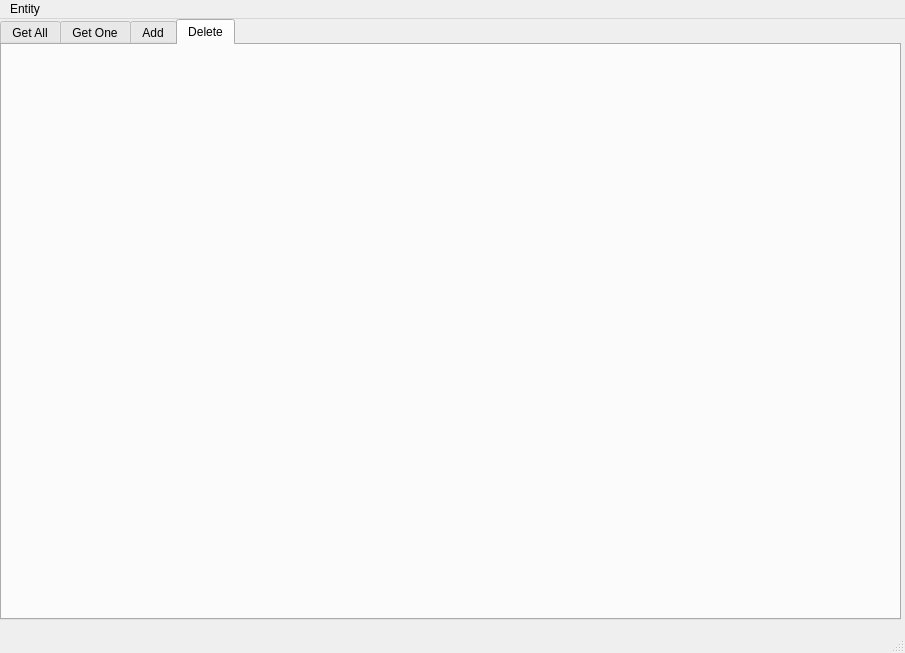
Old version of the form forms/mainWindow.ui in the repository DNRAWW/Bank_db_management.
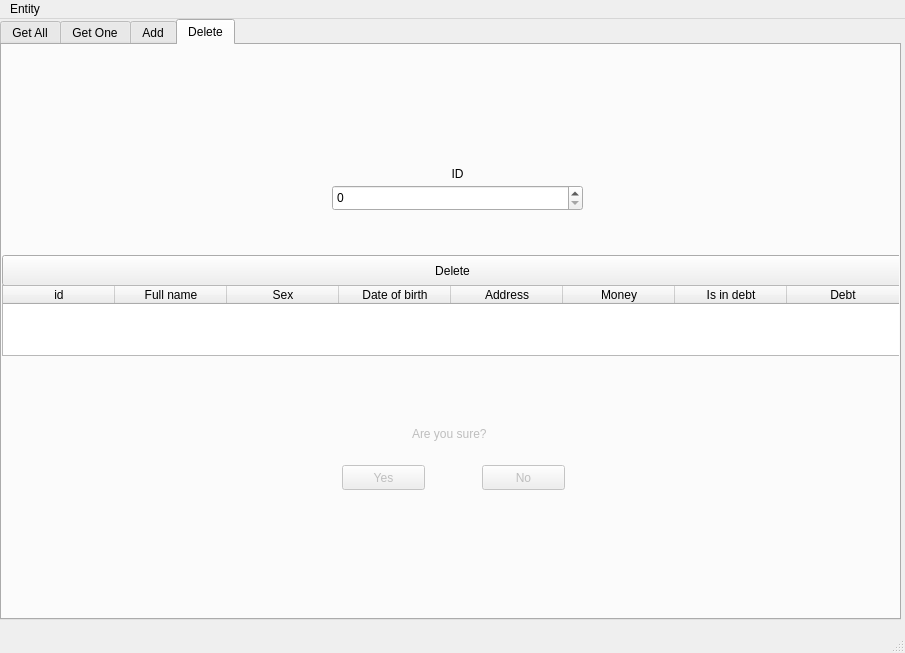
New version of the form. The open tabs and pages were chosen to show the change.

Commit message: delete tab

```diff
--- a/forms/mainWindow.ui
+++ b/forms/mainWindow.ui
@@ -246,6 +246,174 @@
      <attribute name="title">
       <string>Delete</string>
      </attribute>
+     <widget class="QLabel" name="ErrorLable_Delete">
+      <property name="geometry">
+       <rect>
+        <x>270</x>
+        <y>340</y>
+        <width>291</width>
+        <height>20</height>
+       </rect>
+      </property>
+      <property name="text">
+       <string/>
+      </property>
+     </widget>
+     <widget class="QPushButton" name="deleteButton">
+      <property name="geometry">
+       <rect>
+        <x>0</x>
+        <y>210</y>
+        <width>901</width>
+        <height>31</height>
+       </rect>
+      </property>
+      <property name="text">
+       <string>Delete</string>
+      </property>
+     </widget>
+     <widget class="QLabel" name="label_2">
+      <property name="geometry">
+       <rect>
+        <x>330</x>
+        <y>120</y>
+        <width>251</width>
+        <height>17</height>
+       </rect>
+      </property>
+      <property name="text">
+       <string>ID</string>
+      </property>
+      <property name="scaledContents">
+       <bool>false</bool>
+      </property>
+      <property name="alignment">
+       <set>Qt::AlignCenter</set>
+      </property>
+     </widget>
+     <widget class="QSpinBox" name="idInput_Delete">
+      <property name="geometry">
+       <rect>
+        <x>330</x>
+        <y>140</y>
+        <width>251</width>
+        <height>26</height>
+       </rect>
+      </property>
+      <property name="maximum">
+       <number>999999999</number>
+      </property>
+     </widget>
+     <widget class="QTableWidget" name="deleteEntityTable">
+      <property name="geometry">
+       <rect>
+        <x>0</x>
+        <y>240</y>
+        <width>901</width>
+        <height>71</height>
+       </rect>
+      </property>
+      <property name="lineWidth">
+       <number>1</number>
+      </property>
+      <property name="gridStyle">
+       <enum>Qt::SolidLine</enum>
+      </property>
+      <property name="sortingEnabled">
+       <bool>true</bool>
+      </property>
+      <attribute name="horizontalHeaderDefaultSectionSize">
+       <number>112</number>
+      </attribute>
+      <column>
+       <property name="text">
+        <string>id</string>
+       </property>
+      </column>
+      <column>
+       <property name="text">
+        <string>Full name</string>
+       </property>
+      </column>
+      <column>
+       <property name="text">
+        <string>Sex</string>
+       </property>
+      </column>
+      <column>
+       <property name="text">
+        <string>Date of birth</string>
+       </property>
+      </column>
+      <column>
+       <property name="text">
+        <string>Address</string>
+       </property>
+      </column>
+      <column>
+       <property name="text">
+        <string>Money</string>
+       </property>
+      </column>
+      <column>
+       <property name="text">
+        <string>Is in debt</string>
+       </property>
+      </column>
+      <column>
+       <property name="text">
+        <string>Debt</string>
+       </property>
+      </column>
+     </widget>
+     <widget class="QLabel" name="question">
+      <property name="enabled">
+       <bool>false</bool>
+      </property>
+      <property name="geometry">
+       <rect>
+        <x>410</x>
+        <y>380</y>
+        <width>91</width>
+        <height>17</height>
+       </rect>
+      </property>
+      <property name="text">
+       <string>Are you sure?</string>
+      </property>
+     </widget>
+     <widget class="QPushButton" name="yesButton">
+      <property name="enabled">
+       <bool>false</bool>
+      </property>
+      <property name="geometry">
+       <rect>
+        <x>340</x>
+        <y>420</y>
+        <width>83</width>
+        <height>25</height>
+       </rect>
+      </property>
+      <property name="text">
+       <string>Yes</string>
+      </property>
+     </widget>
+     <widget class="QPushButton" name="noButton">
+      <property name="enabled">
+       <bool>false</bool>
+      </property>
+      <property name="geometry">
+       <rect>
+        <x>480</x>
+        <y>420</y>
+        <width>83</width>
+        <height>25</height>
+       </rect>
+      </property>
+      <property name="text">
+       <string>No</string>
+      </property>
+     </widget>
     </widget>
    </widget>
   </widget>
```
Left out of the diff: 2 changed lines with no effect on the pictures. The commit also changes 5 other files.
